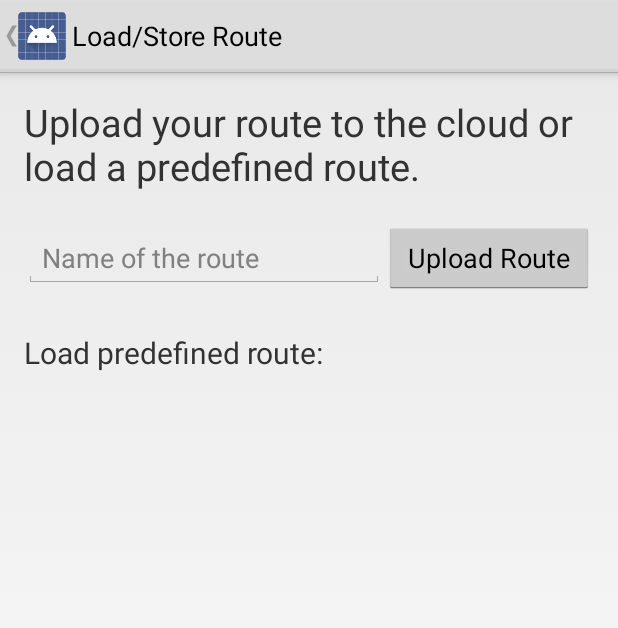
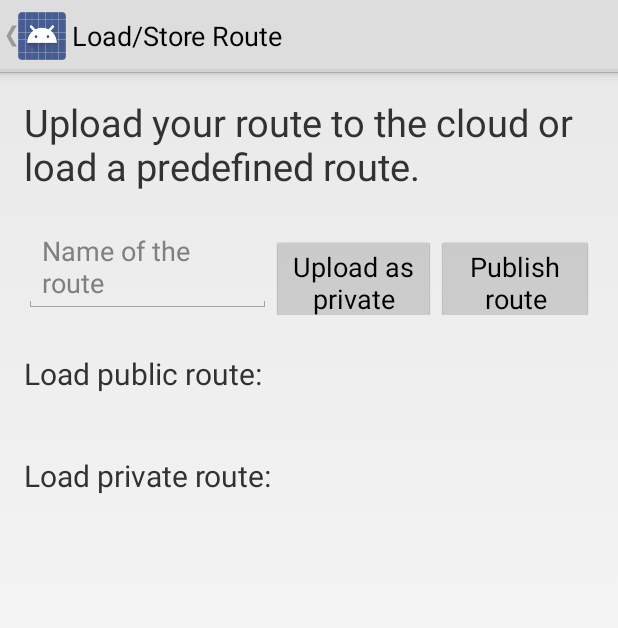
Before and after one commit to andiselinger/hikeMap, an Android app: the screen it shows after launch (FirebaseActivity), after a tap on "Load/Store", on a phone screen of 412 x 824 dp. Shown: the top 628 px of the screen. Run offline under Robolectric (Android 15) with nearby library versions, the phone set to English and light mode, and no system bars; our stand-ins replace Firebase (no records; nobody signed in at launch, a user with empty details on screens opened directly); 1 statement that could not run was skipped.

Commit message:
bug fixes

```diff
--- a/app/src/main/java/com/example/andi/hikemap/FirebaseActivity.java
+++ b/app/src/main/java/com/example/andi/hikemap/FirebaseActivity.java
@@ -5,7 +5,6 @@ import android.os.Bundle;
 import android.app.Activity;
 import android.provider.Settings;
 import android.util.Log;
-import android.view.Gravity;
 import android.view.View;
 import android.view.WindowManager;
 import android.widget.Button;
@@ -19,10 +18,8 @@ import com.google.firebase.database.DatabaseReference;
 import com.google.firebase.database.FirebaseDatabase;
 import com.google.firebase.database.IgnoreExtraProperties;
 import com.google.firebase.database.ValueEventListener;
-import com.google.firebase.storage.StreamDownloadTask;
 
 import java.util.ArrayList;
-import java.util.Iterator;
 import java.util.List;
 
 import static com.example.andi.hikemap.GlobalDefinitions.MARKER_LATITUDES;
@@ -37,16 +34,14 @@ public class FirebaseActivity extends Activity {
     private double[] mMarkerLongitudesArrayOriginal; // The actual data
     private double[] mMarkerLatitudesArrayOriginal; // The actual data
 
-    private double[] mMarkerLongitudesArray; // The actual data
-    private double[] mMarkerLatitudesArray; // The actual data
-
     private List<Double> mMarkerLatitudesOriginal;
     private List<Double> mMarkerLongitudesOriginal;
     private final static String TAG = "FirebaseActivity";
 
     private String ANDROID_ID;
 
-    private List<Route> mRoutes = new ArrayList<>();
+    private List<Route> mPublicRoutes = new ArrayList<>();
+    private List<Route> mPrivateRoutes = new ArrayList<>();
 
     private long mNumRoutes = 0;
 
@@ -56,8 +51,8 @@ public class FirebaseActivity extends Activity {
         setContentView(R.layout.activity_firebase);
         getActionBar().setDisplayHomeAsUpEnabled(true);
 
-//        ANDROID_ID = Settings.Secure.getString(this.getContentResolver(),
-//                Settings.Secure.ANDROID_ID);
+        ANDROID_ID = Settings.Secure.getString(this.getContentResolver(),
+                Settings.Secure.ANDROID_ID);
 
         getWindow().setSoftInputMode(WindowManager.LayoutParams.SOFT_INPUT_STATE_HIDDEN);
 
@@ -69,7 +64,7 @@ public class FirebaseActivity extends Activity {
         extractMarkerData();
 
 
-        ValueEventListener postListener = new ValueEventListener() {
+        ValueEventListener privateRouteListener = new ValueEventListener() {
             @Override
             public void onDataChange(DataSnapshot dataSnapshot) {
                 // Get Post object and use the values to update the UI
@@ -80,14 +75,11 @@ public class FirebaseActivity extends Activity {
                     Log.i(TAG, "i = " + i++);
                     Route route = snapshot.getValue(Route.class);
                     if (route != null) {
-                        mRoutes.add(route);
-                        Log.w(TAG, "name: " + route.routeName);
+                        mPrivateRoutes.add(route);
+                        Log.w(TAG, "PRIVATE!! : name: " + route.routeName);
                     }
                 }
-                createButtons();
-                //Route route = dataSnapshot.getValue(Route.class);
-
-                // ...
+                createPrivateButtons();
             }
 
             @Override
@@ -97,14 +89,15 @@ public class FirebaseActivity extends Activity {
                 // ...
             }
         };
-        mDatabase.child("routes").addListenerForSingleValueEvent(postListener);
+        mDatabase.child("privateRoutes" + ANDROID_ID).addListenerForSingleValueEvent(privateRouteListener);
 
 
-        Button buttonSaveRoute = (Button) findViewById(R.id.saveRoute);
-        buttonSaveRoute.setOnClickListener(new View.OnClickListener() {
+        Button buttonPrivateRoute = (Button) findViewById(R.id.saveRoutePrivate);
+        buttonPrivateRoute.setOnClickListener(new View.OnClickListener() {
             @Override
             public void onClick(View view) {
                 if (mMarkerLongitudesArrayOriginal != null) {
+                    if (mMarkerLongitudesArrayOriginal.length > 0) {
 
                         mMarkerLatitudesOriginal = new ArrayList<>();
                         mMarkerLongitudesOriginal = new ArrayList<>();
@@ -117,7 +110,7 @@ public class FirebaseActivity extends Activity {
                         EditText editText = (EditText) findViewById(R.id.editText);
                         String routeName = editText.getText().toString();
                         if (routeName.length() > 0) {
-                        writeNewRoute(String.valueOf(mNumRoutes + 1), routeName);
+                            writePrivateRoute(routeName, routeName);
                             Toast.makeText(FirebaseActivity.this, "Route was successfully uploaded!", Toast.LENGTH_SHORT).show();
                             finish();
                         } else {
@@ -126,17 +119,89 @@ public class FirebaseActivity extends Activity {
                     } else {
                         Toast.makeText(FirebaseActivity.this, "Define a route first!", Toast.LENGTH_SHORT).show();
                     }
+                } else {
+                    Toast.makeText(FirebaseActivity.this, "Define a route first!", Toast.LENGTH_SHORT).show();
+                }
             }
 
         });
 
+
+        ValueEventListener publicRouteListener = new ValueEventListener() {
+            @Override
+            public void onDataChange(DataSnapshot dataSnapshot) {
+                // Get Post object and use the values to update the UI
+                mNumRoutes = dataSnapshot.getChildrenCount();
+                Iterable<DataSnapshot> routes = dataSnapshot.getChildren();
+                int i = 0;
+                for (DataSnapshot snapshot : routes) {
+                    Log.i(TAG, "i = " + i++);
+                    Route route = snapshot.getValue(Route.class);
+                    if (route != null) {
+                        mPublicRoutes.add(route);
+                        Log.w(TAG, "name: " + route.routeName);
+                    }
+                }
+                createPublicButtons();
             }
 
-    private void writeNewRoute(String routeId, String name) {
+            @Override
+            public void onCancelled(DatabaseError databaseError) {
+                // Getting Post failed, log a message
+                Log.w(TAG, "loadPost:onCancelled", databaseError.toException());
+                // ...
+            }
+        };
+        mDatabase.child("publicRoutes").addListenerForSingleValueEvent(publicRouteListener);
+
+
+        Button buttonPublishRoute = (Button) findViewById(R.id.publishRoute);
+        buttonPublishRoute.setOnClickListener(new View.OnClickListener() {
+            @Override
+            public void onClick(View view) {
+                if (mMarkerLongitudesArrayOriginal != null) {
+                    if (mMarkerLongitudesArrayOriginal.length > 0) {
+
+                        mMarkerLatitudesOriginal = new ArrayList<>();
+                        mMarkerLongitudesOriginal = new ArrayList<>();
+                        if (mMarkerLongitudesArrayOriginal != null) {
+                            for (int i = 0; i < mMarkerLatitudesArrayOriginal.length; ++i) {
+                                mMarkerLatitudesOriginal.add(mMarkerLatitudesArrayOriginal[i]);
+                                mMarkerLongitudesOriginal.add(mMarkerLongitudesArrayOriginal[i]);
+                            }
+                        }
+                        EditText editText = (EditText) findViewById(R.id.editText);
+                        String routeName = editText.getText().toString();
+                        if (routeName.length() > 0) {
+                            writePublicRoute(routeName, routeName);
+                            Toast.makeText(FirebaseActivity.this, "Route was successfully uploaded!", Toast.LENGTH_SHORT).show();
+                            finish();
+                        } else {
+                            Toast.makeText(FirebaseActivity.this, "Type a name first!", Toast.LENGTH_SHORT).show();
+                        }
+                    } else {
+                        Toast.makeText(FirebaseActivity.this, "Define a route first!", Toast.LENGTH_SHORT).show();
+                    }
+                } else {
+                    Toast.makeText(FirebaseActivity.this, "Define a route first!", Toast.LENGTH_SHORT).show();
+                }
+            }
+
+        });
+
+
+    }
+
+    private void writePublicRoute(String routeId, String name) {
         Route route = new Route(name, mMarkerLongitudesOriginal, mMarkerLatitudesOriginal);
         Log.d(TAG, "created new route!");
+        mDatabase.child("publicRoutes").child(routeId).setValue(route);
+    }
 
-        mDatabase.child("routes").child(routeId).setValue(route);
+    private void writePrivateRoute(String routeId, String name) {
+        Route route = new Route(name, mMarkerLongitudesOriginal, mMarkerLatitudesOriginal);
+        Log.d(TAG, "created new route!");
+        mDatabase.child("privateRoutes" + ANDROID_ID).child(routeId).setValue(route);
     }
 
     private void extractMarkerData() {
@@ -144,7 +209,6 @@ public class FirebaseActivity extends Activity {
         Bundle bundle = intent.getBundleExtra(SAVED_DATA);
         mMarkerLatitudesArrayOriginal = bundle.getDoubleArray(MARKER_LATITUDES);
         mMarkerLongitudesArrayOriginal = bundle.getDoubleArray(MARKER_LONGITUDES);
-        // mMarkerDistances_array = bundle.getFloatArray(MARKER_DISTANCES);
     }
 
 
@@ -182,10 +246,10 @@ public class FirebaseActivity extends Activity {
         return target;
     }
 
-    private void createButtons() {
-        for (final Route route : mRoutes) {
+    private void createPublicButtons() {
+        for (final Route route : mPublicRoutes) {
             // Add new button
-            LinearLayout linearLayout = (LinearLayout) findViewById(R.id.linearLayout);
+            LinearLayout linearLayout = (LinearLayout) findViewById(R.id.linearLayoutPublicRoutes);
             Button button = new Button(this);
             button.setText(route.routeName);
             button.setOnClickListener(new View.OnClickListener() {
@@ -212,4 +276,33 @@ public class FirebaseActivity extends Activity {
         }
     }
 
+    private void createPrivateButtons() {
+        for (final Route route : mPrivateRoutes) {
+            // Add new button
+            LinearLayout linearLayout = (LinearLayout) findViewById(R.id.linearLayoutPrivateRoutes);
+            Button button = new Button(this);
+            button.setText(route.routeName);
+            button.setOnClickListener(new View.OnClickListener() {
+                @Override
+                public void onClick(View view) {
+                    Intent intent = new Intent();
+                    Bundle bundle = new Bundle();
+                    bundle.putDoubleArray("LATITUDES", getLatitudesArray(route));
+                    bundle.putDoubleArray("LONGITUDES", getLongitudesArray(route));
+
+                    intent.putExtra("SAVED_DATA", bundle);
+                    setResult(-1, intent);
+                    finish();//finishing activity
+
                 }
+            });
+            LinearLayout.LayoutParams layoutParams = new LinearLayout.LayoutParams(LinearLayout.LayoutParams.WRAP_CONTENT,
+                    LinearLayout.LayoutParams.WRAP_CONTENT);
+            layoutParams.setMargins(5, 5, 5, 5); // left, top, right, bottom
+
+            button.setLayoutParams(layoutParams);
+            button.setPadding(10, 10, 10, 10);
+            linearLayout.addView(button);
+        }
+    }
+}
--- a/app/src/main/res/layout/activity_firebase.xml
+++ b/app/src/main/res/layout/activity_firebase.xml
@@ -39,12 +39,17 @@
                 android:layout_height="wrap_content"
                 android:hint="Name of the route" />
 
+            <Button
+                android:id="@+id/saveRoutePrivate"
+                android:layout_width="110dp"
+                android:layout_height="wrap_content"
+                android:text="Upload as private" />
 
             <Button
-                android:id="@+id/saveRoute"
-                android:layout_width="140dp"
+                android:id="@+id/publishRoute"
+                android:layout_width="105dp"
                 android:layout_height="wrap_content"
-                android:text="Upload Route" />
+                android:text="Publish route" />
         </LinearLayout>
 
         <View
@@ -55,12 +60,42 @@
             android:layout_width="match_parent"
             android:layout_height="wrap_content"
             android:textSize="20dp"
-            android:text="Load predefined route:" />
+            android:text="Load public route:" />
 
         <View
             android:layout_width="1dp"
             android:layout_height="15dp" />
 
+        <LinearLayout
+            android:layout_width="match_parent"
+            android:layout_height="wrap_content"
+            android:orientation="vertical"
+            android:id="@+id/linearLayoutPublicRoutes">
+
+        </LinearLayout>
+
+        <View
+            android:layout_width="1dp"
+            android:layout_height="25dp" />
+
+        <TextView
+            android:layout_width="match_parent"
+            android:layout_height="wrap_content"
+            android:textSize="20dp"
+            android:text="Load private route:" />
+
+        <View
+            android:layout_width="1dp"
+            android:layout_height="15dp" />
+
+        <LinearLayout
+            android:layout_width="match_parent"
+            android:layout_height="wrap_content"
+            android:orientation="vertical"
+            android:id="@+id/linearLayoutPrivateRoutes">
+
+        </LinearLayout>
+
     </LinearLayout>
 
 </RelativeLayout>
```
Also changed, not shown: 126 other files. Lines whose indentation alone changed are shown as unchanged.
